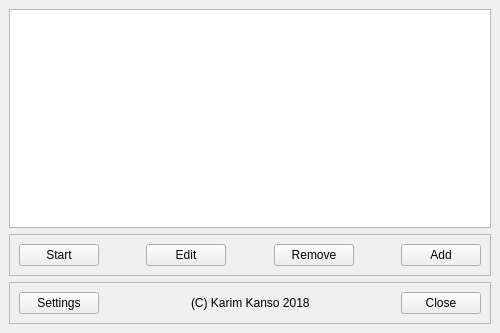
Qt form memorise/ui/MainWindow.ui (kazkansouh/pyMemorise) before a commit.
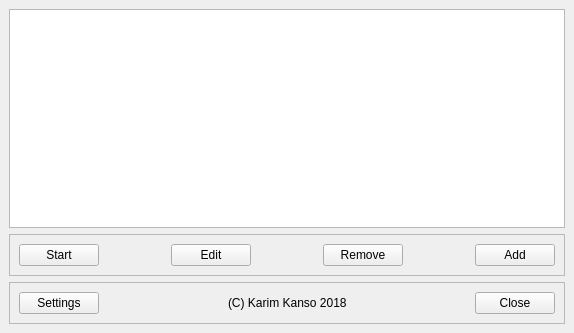
The same form after that commit.

```diff
--- a/memorise/ui/MainWindow.ui
+++ b/memorise/ui/MainWindow.ui
@@ -6,7 +6,7 @@
    <rect>
     <x>0</x>
     <y>0</y>
-    <width>500</width>
+    <width>574</width>
     <height>333</height>
    </rect>
   </property>
```
